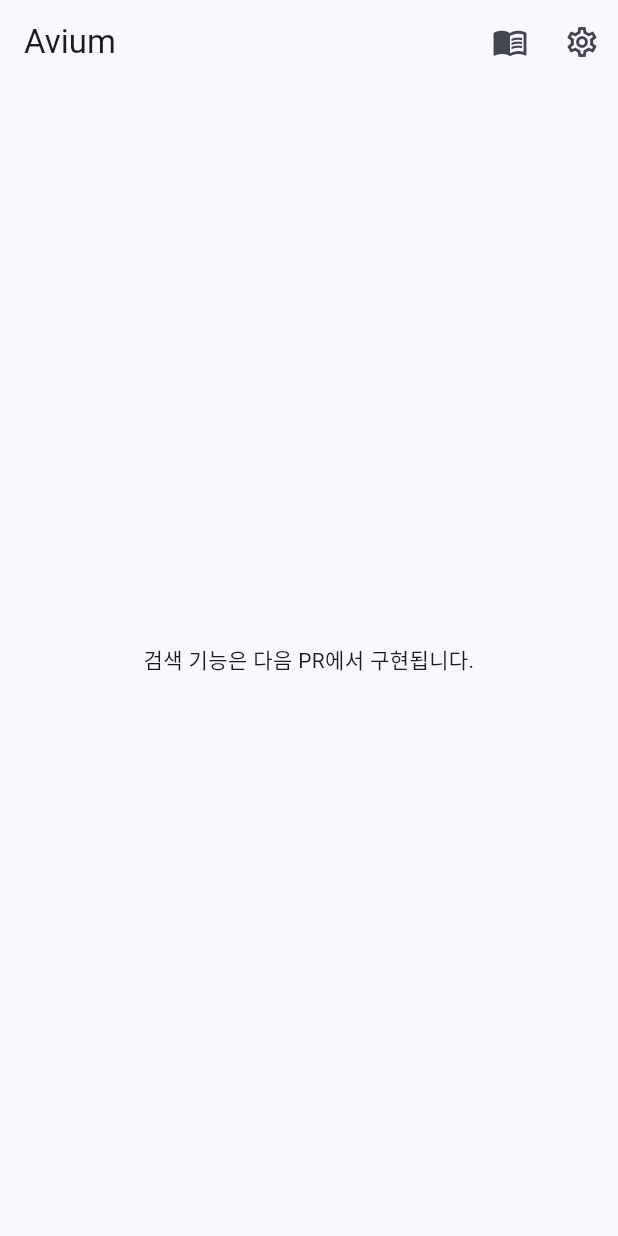
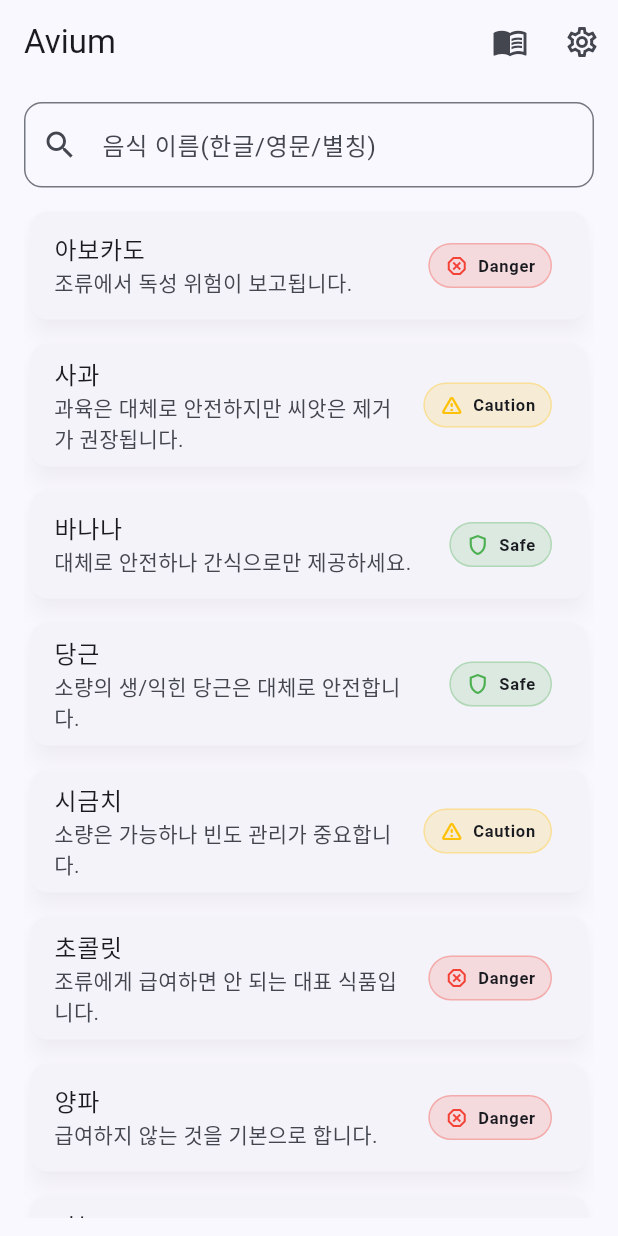
Before and after one commit to Naviary-Sanctuary/Avium, a Flutter app: the screen it shows after launch, on a phone screen of 412 x 824 dp. Run offline on Flutter 3.47's test engine with Material 3 defaults, Android fonts, the phone set to English and light mode, and no system bars; our stand-ins replace go_router.

Commit message:
feat: implement search UX with zero-result safety flow

```diff
--- a/lib/app.dart
+++ b/lib/app.dart
@@ -1,20 +1,44 @@
 import 'package:flutter/material.dart';
 
 import 'core/navigation/app_router.dart';
+import 'core/state/app_state.dart';
+import 'core/state/app_state_scope.dart';
 import 'core/theme/app_theme.dart';
 
-class AviumApp extends StatelessWidget {
+class AviumApp extends StatefulWidget {
   const AviumApp({super.key});
 
   @override
+  State<AviumApp> createState() => _AviumAppState();
+}
+
+class _AviumAppState extends State<AviumApp> {
+  late final AppState _appState;
+
+  @override
+  void initState() {
+    super.initState();
+    _appState = AppState()..initialize();
+  }
+
+  @override
+  void dispose() {
+    _appState.dispose();
+    super.dispose();
+  }
+
+  @override
   Widget build(BuildContext context) {
-    return MaterialApp.router(
-      title: 'Avium',
-      themeMode: ThemeMode.system,
-      theme: AppTheme.light,
-      darkTheme: AppTheme.dark,
-      routerConfig: AppRouter.config,
-      debugShowCheckedModeBanner: false,
+    return AppStateScope(
+      state: _appState,
+      child: MaterialApp.router(
+        title: 'Avium',
+        themeMode: ThemeMode.system,
+        theme: AppTheme.light,
+        darkTheme: AppTheme.dark,
+        routerConfig: AppRouter.create(),
+        debugShowCheckedModeBanner: false,
+      ),
     );
   }
 }
--- a/lib/core/navigation/app_router.dart
+++ b/lib/core/navigation/app_router.dart
@@ -10,7 +10,8 @@ import '../../features/settings/presentation/settings_screen.dart';
 final class AppRouter {
   const AppRouter._();
 
-  static final GoRouter config = GoRouter(
+  static GoRouter create() {
+    return GoRouter(
       routes: <RouteBase>[
         GoRoute(
           path: '/',
@@ -51,3 +52,4 @@ final class AppRouter {
       ],
     );
   }
+}
--- /dev/null
+++ b/lib/core/state/app_state.dart
@@ -0,0 +1,75 @@
+import 'package:flutter/foundation.dart';
+
+import '../../data/models/food_db.dart';
+import '../../data/models/food_item.dart';
+import '../../data/repositories/asset_food_repository.dart';
+import '../../data/repositories/food_repository.dart';
+
+class AppState extends ChangeNotifier {
+  AppState({FoodRepository? repository})
+      : _repository = repository ?? AssetFoodRepository();
+
+  final FoodRepository _repository;
+
+  FoodDb? _db;
+  String _query = '';
+  bool _isInitializing = false;
+  Object? _error;
+
+  bool get isInitializing => _isInitializing;
+  Object? get error => _error;
+  String get query => _query;
+  FoodDbMeta? get meta => _db?.meta;
+
+  List<FoodItem> get searchResults {
+    final db = _db;
+    if (db == null) {
+      return const <FoodItem>[];
+    }
+
+    if (_query.trim().isEmpty) {
+      return db.foods;
+    }
+
+    return _repository.search(_query);
+  }
+
+  List<String> get suggestions {
+    final db = _db;
+    if (db == null || _query.trim().isEmpty) {
+      return const <String>[];
+    }
+    return _repository.suggest(_query, limit: 3);
+  }
+
+  Future<void> initialize() async {
+    if (_db != null || _isInitializing) {
+      return;
+    }
+
+    _isInitializing = true;
+    _error = null;
+    notifyListeners();
+
+    try {
+      _db = await _repository.loadDb();
+    } catch (error) {
+      _error = error;
+    } finally {
+      _isInitializing = false;
+      notifyListeners();
+    }
+  }
+
+  void setQuery(String value) {
+    if (_query == value) {
+      return;
+    }
+    _query = value;
+    notifyListeners();
+  }
+
+  FoodItem? getById(String id) {
+    return _repository.getById(id);
+  }
+}
--- /dev/null
+++ b/lib/core/state/app_state_scope.dart
@@ -0,0 +1,17 @@
+import 'package:flutter/widgets.dart';
+
+import 'app_state.dart';
+
+class AppStateScope extends InheritedNotifier<AppState> {
+  const AppStateScope({
+    required AppState state,
+    required super.child,
+    super.key,
+  }) : super(notifier: state);
+
+  static AppState of(BuildContext context) {
+    final scope = context.dependOnInheritedWidgetOfExactType<AppStateScope>();
+    assert(scope != null, 'AppStateScope is not found in widget tree.');
+    return scope!.notifier!;
+  }
+}
--- /dev/null
+++ b/lib/core/widgets/safety_badge.dart
@@ -0,0 +1,50 @@
+import 'package:flutter/material.dart';
+
+import '../types/avium_types.dart';
+
+class SafetyBadge extends StatelessWidget {
+  const SafetyBadge({required this.level, super.key, this.showLabel = true});
+
+  final SafetyLevel level;
+  final bool showLabel;
+
+  @override
+  Widget build(BuildContext context) {
+    final (icon, color) = switch (level) {
+      SafetyLevel.safe => (Icons.shield_outlined, Colors.green),
+      SafetyLevel.caution => (Icons.warning_amber_rounded, Colors.amber),
+      SafetyLevel.danger => (Icons.dangerous_outlined, Colors.red),
+    };
+
+    final label = level.label;
+    final textColor = Theme.of(context).colorScheme.onSurface;
+
+    return Semantics(
+      label: '안전도 $label',
+      child: Container(
+        padding: const EdgeInsets.symmetric(horizontal: 10, vertical: 6),
+        decoration: BoxDecoration(
+          color: color.withValues(alpha: 0.15),
+          borderRadius: BorderRadius.circular(999),
+          border: Border.all(color: color.withValues(alpha: 0.3)),
+        ),
+        child: Row(
+          mainAxisSize: MainAxisSize.min,
+          children: <Widget>[
+            Icon(icon, size: 16, color: color),
+            if (showLabel) ...<Widget>[
+              const SizedBox(width: 6),
+              Text(
+                label,
+                style: TextStyle(
+                  color: textColor,
+                  fontWeight: FontWeight.w700,
+                ),
+              ),
+            ],
+          ],
+        ),
+      ),
+    );
+  }
+}
--- a/lib/features/search/presentation/search_screen.dart
+++ b/lib/features/search/presentation/search_screen.dart
@@ -1,11 +1,38 @@
 import 'package:flutter/material.dart';
 import 'package:go_router/go_router.dart';
+import 'package:url_launcher/url_launcher.dart';
 
-class SearchScreen extends StatelessWidget {
+import '../../../core/state/app_state_scope.dart';
+import '../../../core/widgets/safety_badge.dart';
+import '../../../data/models/food_item.dart';
+import '../widgets/zero_result_notice.dart';
+
+class SearchScreen extends StatefulWidget {
   const SearchScreen({super.key});
 
   @override
+  State<SearchScreen> createState() => _SearchScreenState();
+}
+
+class _SearchScreenState extends State<SearchScreen> {
+  late final TextEditingController _controller;
+
+  @override
+  void initState() {
+    super.initState();
+    _controller = TextEditingController();
+  }
+
+  @override
+  void dispose() {
+    _controller.dispose();
+    super.dispose();
+  }
+
+  @override
   Widget build(BuildContext context) {
+    final appState = AppStateScope.of(context);
+
     return Scaffold(
       appBar: AppBar(
         title: const Text('Avium'),
@@ -22,15 +49,145 @@ class SearchScreen extends StatelessWidget {
           ),
         ],
       ),
-      body: const Center(
-        child: Padding(
-          padding: EdgeInsets.all(24),
-          child: Text(
-            '검색 기능은 다음 PR에서 구현됩니다.',
-            textAlign: TextAlign.center,
-          ),
-        ),
+      body: ListenableBuilder(
+        listenable: appState,
+        builder: (context, _) {
+          if (appState.isInitializing) {
+            return const Center(child: CircularProgressIndicator());
+          }
+
+          if (appState.error != null) {
+            return Center(
+              child: Padding(
+                padding: const EdgeInsets.all(24),
+                child: Column(
+                  mainAxisSize: MainAxisSize.min,
+                  children: <Widget>[
+                    const Text('데이터 로딩에 실패했습니다.'),
+                    const SizedBox(height: 8),
+                    OutlinedButton(
+                      onPressed: appState.initialize,
+                      child: const Text('다시 시도'),
+                    ),
+                  ],
+                ),
+              ),
+            );
+          }
+
+          final query = appState.query;
+          final results = appState.searchResults;
+          final isZeroResult = query.isNotEmpty && results.isEmpty;
+
+          return Padding(
+            padding: const EdgeInsets.symmetric(horizontal: 16, vertical: 12),
+            child: Column(
+              children: <Widget>[
+                _SearchField(
+                  controller: _controller,
+                  onChanged: appState.setQuery,
+                ),
+                const SizedBox(height: 12),
+                if (isZeroResult)
+                  ZeroResultNotice(
+                    onOpenEmergencyUnknown: () {
+                      context.pushNamed('emergency');
+                    },
+                    onOpenRequestTemplate: () {
+                      _openMailTemplate(context, query);
+                    },
+                    suggestions: appState.suggestions,
+                    onSuggestionTap: (word) {
+                      _controller.text = word;
+                      appState.setQuery(word);
+                    },
+                  )
+                else
+                  Expanded(
+                    child: _ResultList(
+                      foods: results,
+                      onTapFood: (food) {
+                        context.pushNamed(
+                          'food-detail',
+                          pathParameters: <String, String>{'id': food.id},
+                        );
+                      },
+                    ),
+                  ),
+              ],
+            ),
+          );
+        },
+      ),
+    );
+  }
+
+  Future<void> _openMailTemplate(BuildContext context, String query) async {
+    final subject = Uri.encodeComponent('[Avium] 음식 정보 요청: $query');
+    final body = Uri.encodeComponent(
+      '음식명: $query\n'
+      '가공 형태(알고 있다면): \n'
+      '섭취 상황(선택): \n'
+      '추가 메모: \n',
+    );
+    final uri = Uri.parse(
+      'mailto:support@naviary.app?subject=$subject&body=$body',
+    );
+
+    if (!await launchUrl(uri)) {
+      if (!context.mounted) {
+        return;
+      }
+      ScaffoldMessenger.of(context).showSnackBar(
+        const SnackBar(content: Text('메일 앱을 열 수 없습니다.')),
+      );
+    }
+  }
+}
+
+class _SearchField extends StatelessWidget {
+  const _SearchField({required this.controller, required this.onChanged});
+
+  final TextEditingController controller;
+  final ValueChanged<String> onChanged;
+
+  @override
+  Widget build(BuildContext context) {
+    return TextField(
+      controller: controller,
+      onChanged: onChanged,
+      textInputAction: TextInputAction.search,
+      decoration: InputDecoration(
+        hintText: '음식 이름(한글/영문/별칭)',
+        prefixIcon: const Icon(Icons.search),
+        border: OutlineInputBorder(borderRadius: BorderRadius.circular(12)),
       ),
     );
   }
 }
+
+class _ResultList extends StatelessWidget {
+  const _ResultList({required this.foods, required this.onTapFood});
+
+  final List<FoodItem> foods;
+  final ValueChanged<FoodItem> onTapFood;
+
+  @override
+  Widget build(BuildContext context) {
+    return ListView.separated(
+      itemCount: foods.length,
+      separatorBuilder: (_, __) => const SizedBox(height: 8),
+      itemBuilder: (BuildContext context, int index) {
+        final food = foods[index];
+        return Card(
+          child: ListTile(
+            onTap: () => onTapFood(food),
+            title: Text(food.nameKo),
+            subtitle: Text(food.oneLinerKo),
+            trailing: SafetyBadge(level: food.safetyLevel),
+          ),
+        );
+      },
+    );
+  }
+}
```
Also changed, not shown: lib/features/search/widgets/zero_result_notice.dart (added, +80 -0 lines), 1 other file. Lines whose indentation alone changed are shown as unchanged.
